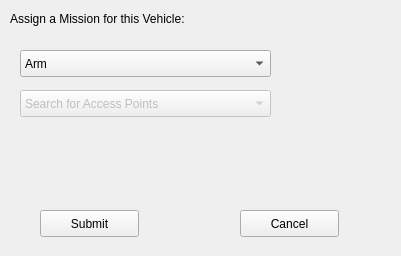
CSUN-SERL/lcar-bot, file src/rqt_gcs/resources/MissionSelect.ui: the form before one commit.
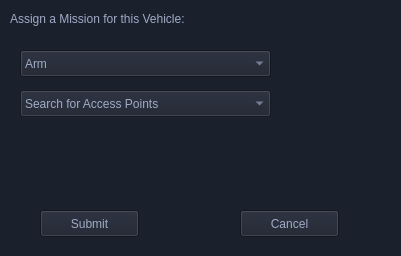
The form after the commit.

Commit message: Modified some ui files to match our new color brand. Still in progress and we do not need to add the color through the cpp as of now

```diff
--- a/src/rqt_gcs/resources/MissionSelect.ui
+++ b/src/rqt_gcs/resources/MissionSelect.ui
@@ -13,6 +13,10 @@
   <property name="windowTitle">
    <string>Form</string>
   </property>
+  <property name="styleSheet">
+   <string notr="true">background-color: rgb(27, 32, 45);
+color: rgb(159, 171, 198);</string>
+  </property>
   <widget class="QComboBox" name="missionComboBox">
    <property name="geometry">
     <rect>
```
The commit also changes 5 other files.
